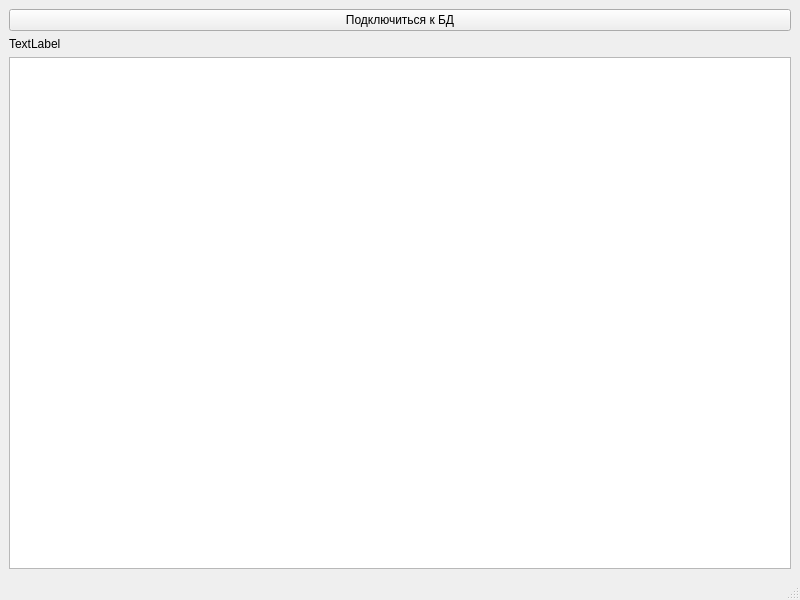
Before: the Qt Designer form mainwindow.ui in GarDeN-bear/Airport_Inspector, drawn with Qt 5.
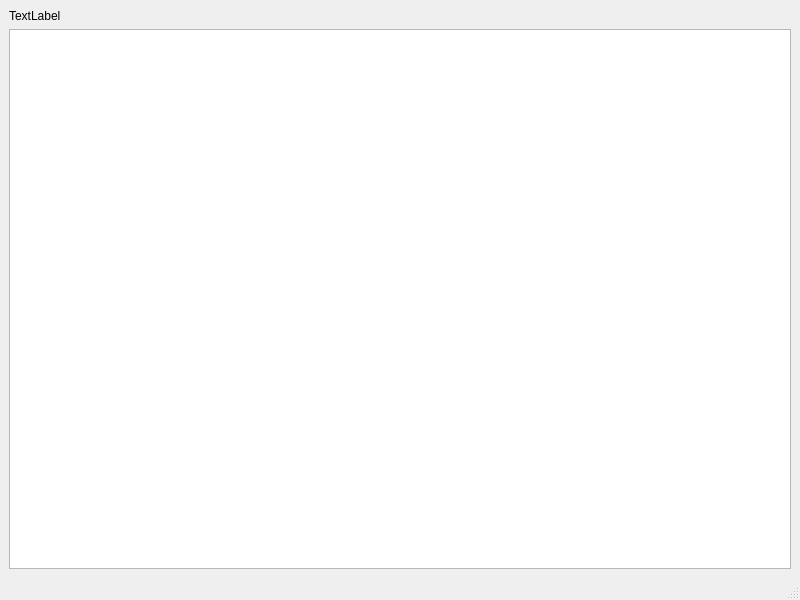
After: the same form once the commit is applied.

Commit message: Добавлено открытие окна в многопотоке + выполняются запросы

```diff
--- a/mainwindow.ui
+++ b/mainwindow.ui
@@ -15,23 +15,16 @@
   </property>
   <widget class="QWidget" name="centralwidget">
    <layout class="QGridLayout" name="gridLayout">
-    <item row="0" column="0">
-     <widget class="QPushButton" name="pb_connect">
-      <property name="text">
-       <string>Подключиться к БД</string>
-      </property>
-     </widget>
-    </item>
     <item row="1" column="0">
+     <widget class="QTableView" name="tb_main"/>
+    </item>
+    <item row="0" column="0">
      <widget class="QLabel" name="lb_status">
       <property name="text">
        <string>TextLabel</string>
       </property>
      </widget>
     </item>
-    <item row="2" column="0">
-     <widget class="QTableView" name="tb_main"/>
-    </item>
    </layout>
   </widget>
   <widget class="QMenuBar" name="menubar">
```
The commit also changes 5 other files.
